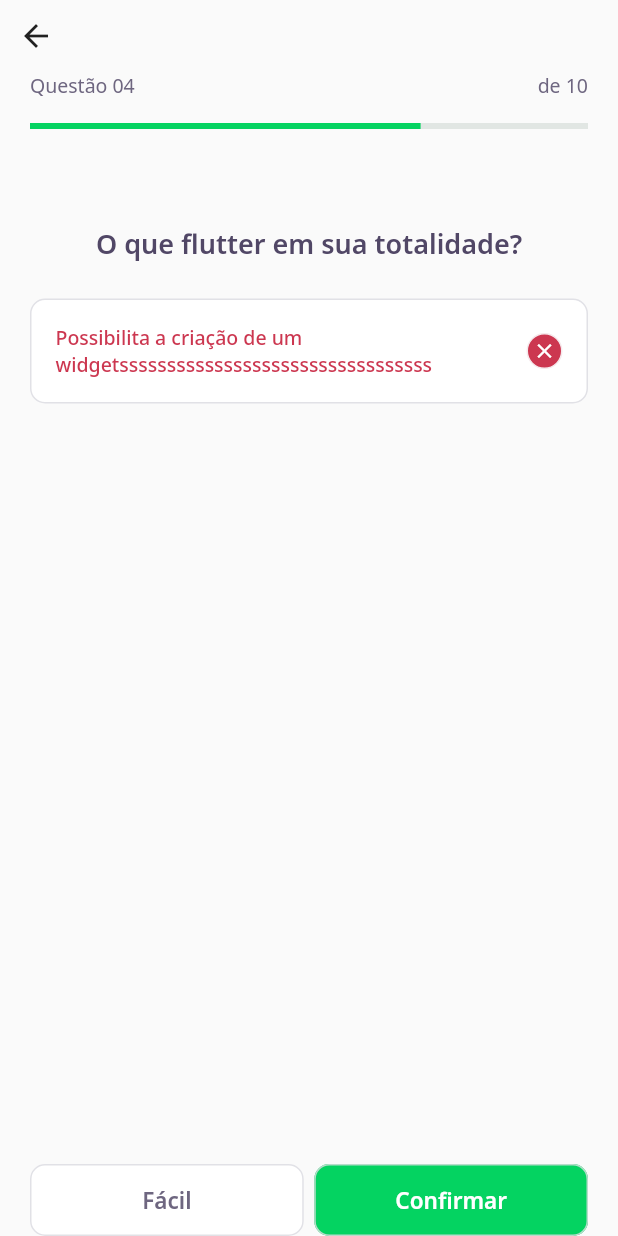
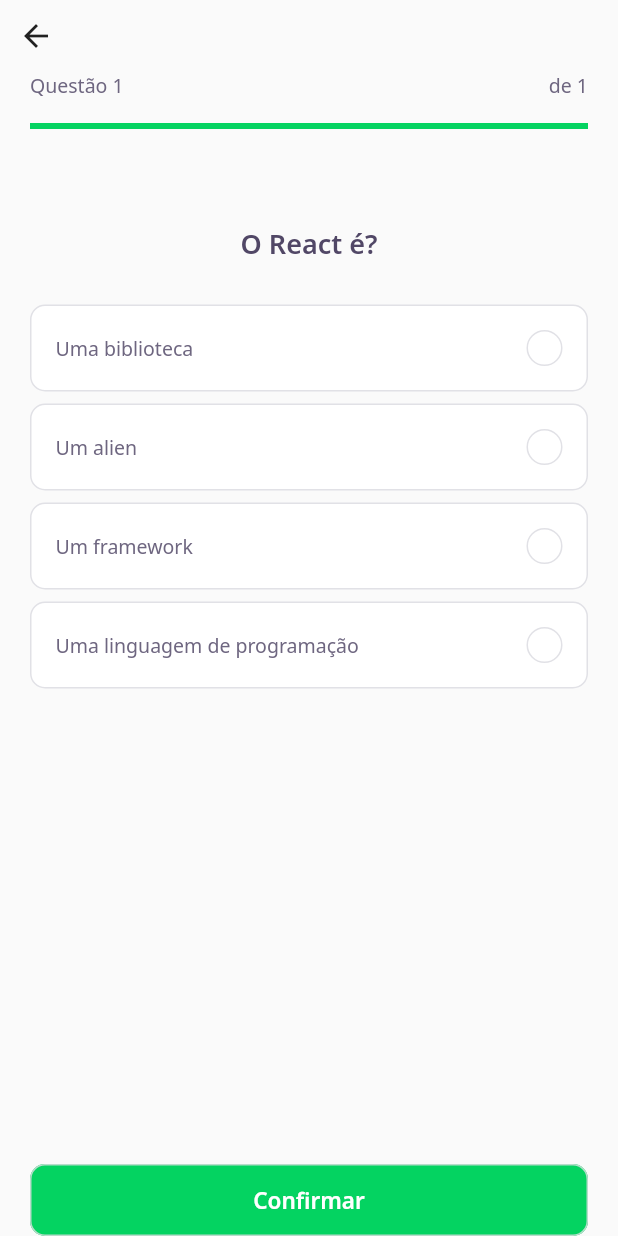
Before and after one commit to mora50/quiz_flutter_app, a Flutter app: the screen it shows after launch, after a tap on "React - fundamentos", on a phone screen of 412 x 824 dp. Run offline on Flutter 3.47's test engine with Material 2 defaults, Android fonts, the phone set to English and light mode, and no system bars; our stand-ins replace google_fonts; accounts and stored records are empty; network calls fail.

Commit message:
Question validations created and push to another page

```diff
--- a/assets/database/quizzes.json
+++ b/assets/database/quizzes.json
@@ -5,6 +5,15 @@
     "questionAnswered": 1,
     "level": "facil",
     "questions": [
+      {
+        "title": "Qual a linguagem que o Flutter usa?",
+        "answers": [
+          { "title": "Java" },
+          { "title": "Python" },
+          { "title": "PHP" },
+          { "title": "Dart", "isRight": true }
+        ]
+      },
       {
         "title": "Qual a linguagem que o Flutter usa?",
         "answers": [
--- a/assets/database/user.json
+++ b/assets/database/user.json
@@ -1,5 +1,5 @@
 {
-  "name": "Gabul DEV",
+  "name": "César DEV",
   "score": 75,
   "photoUrl": "https://avatars.githubusercontent.com/u/29106735?v=4"
 }
--- /dev/null
+++ b/lib/challenge/challenge_controller.dart
@@ -0,0 +1,7 @@
+import 'package:flutter/material.dart';
+
+class ChallengeController {
+  final currentPageNotifier = ValueNotifier<int>(1);
+  int get currentPage => currentPageNotifier.value;
+  set currentPage(int value) => currentPageNotifier.value = value;
+}
--- a/lib/challenge/challenge_page.dart
+++ b/lib/challenge/challenge_page.dart
@@ -1,16 +1,44 @@
+import 'package:first_app/challenge/challenge_controller.dart';
 import 'package:first_app/challenge/widgets/next_button/next_button_widget.dart';
 import 'package:first_app/challenge/widgets/question_indicator/question_indicator_widget.dart';
 import 'package:first_app/challenge/widgets/quiz/quiz_widget.dart';
+import 'package:first_app/shared/models/question_model.dart';
 import 'package:flutter/material.dart';
 
 class ChallengePage extends StatefulWidget {
-  ChallengePage({Key? key}) : super(key: key);
+  ChallengePage({Key? key, required this.questions}) : super(key: key);
+
+  final List<QuestionModel> questions;
 
   @override
   _ChallengePageState createState() => _ChallengePageState();
 }
 
 class _ChallengePageState extends State<ChallengePage> {
+  final controller = ChallengeController();
+
+  final pageController = PageController();
+
+  void initState() {
+    //Quando ocorrer alguma interação nas perguntas irá atualizar o current Page
+    pageController.addListener(() {
+      controller.currentPage = pageController.page!.toInt() + 1;
+    });
+
+    super.initState();
+  }
+
+  void nextPage() {
+    if (controller.currentPage < widget.questions.length) {
+      Future.delayed(Duration(seconds: 1)).then(
+        (value) => pageController.nextPage(
+          duration: Duration(milliseconds: 200),
+          curve: Curves.linear,
+        ),
+      );
+    }
+  }
+
   @override
   Widget build(BuildContext context) {
     return Scaffold(
@@ -20,28 +48,52 @@ class _ChallengePageState extends State<ChallengePage> {
           top: true,
           child: Column(
             crossAxisAlignment: CrossAxisAlignment.start,
-            children: [BackButton(), QuestionIndicatorWidget()],
+            children: [
+              BackButton(),
+              //observador do controller challenge page
+              ValueListenableBuilder<int>(
+                valueListenable: controller.currentPageNotifier,
+                builder: (context, value, _) => QuestionIndicatorWidget(
+                  currentPage: value,
+                  length: widget.questions.length,
+                ),
+              ),
+            ],
           ),
         ),
       ),
-      body: QuizWidget(
-        title: "O que flutter em sua totalidade?",
+      body: PageView(
+        //remove os scrollX
+        physics: NeverScrollableScrollPhysics(),
+        controller: pageController,
+        children: widget.questions
+            .map((e) => QuizWidget(
+                  question: e,
+                  onChange: nextPage,
+                ))
+            .toList(),
       ),
       bottomNavigationBar: SafeArea(
         bottom: true,
         child: Padding(
           padding: const EdgeInsets.symmetric(horizontal: 20),
-          child: Row(
+          child: ValueListenableBuilder<int>(
+            valueListenable: controller.currentPageNotifier,
+            builder: (contenxt, value, _) => Row(
               mainAxisAlignment: MainAxisAlignment.spaceAround,
               children: [
+                if (value < widget.questions.length)
                   Expanded(
-                child: NextButtonWidget.white(label: "Fácil", onTap: () {}),
+                    child:
+                        NextButtonWidget.white(label: "Pular", onTap: nextPage),
                   ),
-              SizedBox(width: 7),
+                if (value == widget.questions.length)
                   Expanded(
-                child: NextButtonWidget.green(label: "Confirmar", onTap: () {}),
+                    child: NextButtonWidget.green(
+                        label: "Confirmar", onTap: () {}),
                   ),
               ],
+            ),
           ),
         ),
       ),
--- a/lib/challenge/widgets/anwser/anwser_widget.dart
+++ b/lib/challenge/widgets/anwser/anwser_widget.dart
@@ -1,61 +1,77 @@
 import 'package:first_app/core/core.dart';
+import 'package:first_app/shared/models/answer_model.dart';
 import 'package:flutter/material.dart';
 
 class AnwserWidget extends StatelessWidget {
-  final String question;
-  final bool isRight;
+  final AnswerModel answer;
   final bool isSelected;
+  final VoidCallback onTap;
+  final bool disabled;
+
   const AnwserWidget(
       {Key? key,
-      required this.question,
-      this.isRight = false,
-      this.isSelected = false})
+      required this.answer,
+      this.isSelected = false,
+      required this.onTap,
+      this.disabled = false})
       : super(key: key);
 
   Color get _selectedColorRight =>
-      isRight ? AppColors.darkGreen : AppColors.darkRed;
+      answer.isRight ? AppColors.darkGreen : AppColors.darkRed;
 
   Color get _selectedBorderRight =>
-      isRight ? AppColors.lightGreen : AppColors.lightRed;
+      answer.isRight ? AppColors.lightGreen : AppColors.darkRed;
 
   Color get _selectedColorCardRight =>
-      isRight ? AppColors.lightGreen : AppColors.lightRed;
+      answer.isRight ? AppColors.lightGreen : AppColors.lightRed;
 
   TextStyle get _selectedTextStyledRight =>
-      isRight ? AppTextStyles.bodyDarkGreen : AppTextStyles.bodyDarkRed;
+      answer.isRight ? AppTextStyles.bodyDarkGreen : AppTextStyles.bodyDarkRed;
 
   Color get _selectedBorderCardRight =>
-      isRight ? AppColors.green : AppColors.red;
+      answer.isRight ? AppColors.green : AppColors.red;
 
-  IconData get _selectedIconRight => isRight ? Icons.check : Icons.close;
+  IconData get _selectedIconRight => answer.isRight ? Icons.check : Icons.close;
 
   @override
   Widget build(BuildContext context) {
-    return Container(
+    return Padding(
+      padding: const EdgeInsets.symmetric(vertical: 4),
+      child: IgnorePointer(
+        //parametro para bloquear após selecionar alguma resposta
+        ignoring: disabled,
+        child: GestureDetector(
+          onTap: onTap,
+          child: Container(
             padding: const EdgeInsets.all(16),
             decoration: BoxDecoration(
-          color: isRight ? _selectedColorCardRight : AppColors.white,
+              color: isSelected ? _selectedColorCardRight : AppColors.white,
               border: Border.fromBorderSide(
                 BorderSide(
-                color: isRight ? _selectedBorderCardRight : AppColors.border),
+                    color: isSelected
+                        ? _selectedBorderCardRight
+                        : AppColors.border),
               ),
-          borderRadius: BorderRadius.circular(10)),
+              borderRadius: BorderRadius.circular(10),
+            ),
             child: Row(
               mainAxisAlignment: MainAxisAlignment.spaceBetween,
               children: [
                 Expanded(
-            child: Text(question,
-                style:
-                    isSelected ? _selectedTextStyledRight : AppTextStyles.body),
+                  child: Text(answer.title,
+                      style: isSelected
+                          ? _selectedTextStyledRight
+                          : AppTextStyles.body),
                 ),
                 Container(
                   decoration: BoxDecoration(
-              color: isSelected ? _selectedColorRight : AppColors.darkGreen,
+                    color: isSelected ? _selectedColorRight : AppColors.white,
                     borderRadius: BorderRadius.circular(500),
                     border: Border.fromBorderSide(
                       BorderSide(
-                    color:
-                        isSelected ? _selectedBorderRight : AppColors.border),
+                          color: isSelected
+                              ? _selectedBorderRight
+                              : AppColors.border),
                     ),
                   ),
                   height: 24,
@@ -70,6 +86,9 @@ class AnwserWidget extends StatelessWidget {
                 )
               ],
             ),
+          ),
+        ),
+      ),
     );
   }
 }
--- a/lib/challenge/widgets/question_indicator/question_indicator_widget.dart
+++ b/lib/challenge/widgets/question_indicator/question_indicator_widget.dart
@@ -3,7 +3,11 @@ import 'package:first_app/shared/widgets/progress_indicator/progress_indicator_w
 import 'package:flutter/material.dart';
 
 class QuestionIndicatorWidget extends StatelessWidget {
-  const QuestionIndicatorWidget({Key? key}) : super(key: key);
+  final int currentPage;
+  final int length;
+  const QuestionIndicatorWidget(
+      {Key? key, required this.currentPage, required this.length})
+      : super(key: key);
 
   @override
   Widget build(BuildContext context) {
@@ -14,13 +18,13 @@ class QuestionIndicatorWidget extends StatelessWidget {
           Row(
             mainAxisAlignment: MainAxisAlignment.spaceBetween,
             children: [
-              Text("Questão 04", style: AppTextStyles.body),
-              Text("de 10", style: AppTextStyles.body)
+              Text("Questão $currentPage", style: AppTextStyles.body),
+              Text("de $length", style: AppTextStyles.body)
             ],
           ),
           SizedBox(height: 16),
           ProgressIndicatorWidget(
-            value: 0.7,
+            value: currentPage / length,
           )
         ]),
       ),
--- a/lib/challenge/widgets/quiz/quiz_widget.dart
+++ b/lib/challenge/widgets/quiz/quiz_widget.dart
@@ -1,10 +1,23 @@
 import 'package:first_app/challenge/widgets/anwser/anwser_widget.dart';
 import 'package:first_app/core/core.dart';
+import 'package:first_app/shared/models/answer_model.dart';
+import 'package:first_app/shared/models/question_model.dart';
 import 'package:flutter/material.dart';
 
-class QuizWidget extends StatelessWidget {
-  final String title;
-  const QuizWidget({Key? key, required this.title}) : super(key: key);
+class QuizWidget extends StatefulWidget {
+  final QuestionModel question;
+  final VoidCallback onChange;
+  const QuizWidget({Key? key, required this.question, required this.onChange})
+      : super(key: key);
+
+  @override
+  _QuizWidgetState createState() => _QuizWidgetState();
+}
+
+class _QuizWidgetState extends State<QuizWidget> {
+  int indexSelected = -1;
+
+  AnswerModel answer(int index) => widget.question.answers[index];
 
   @override
   Widget build(BuildContext context) {
@@ -17,17 +30,24 @@ class QuizWidget extends StatelessWidget {
               height: 64,
             ),
             Text(
-              title,
+              widget.question.title,
               style: AppTextStyles.heading,
             ),
             SizedBox(
               height: 24,
             ),
-            AnwserWidget(
-                isSelected: true,
-                isRight: false,
-                question:
-                    "Possibilita a criação de um widgetsssssssssssssssssssssssssssssssss")
+            for (var i = 0; i < widget.question.answers.length; i++)
+              AnwserWidget(
+                answer: answer(i),
+                isSelected: indexSelected == i,
+                disabled: indexSelected != -1,
+                onTap: () {
+                  indexSelected = i;
+                  widget.onChange();
+
+                  setState(() {});
+                },
+              )
           ],
         ),
       ),
--- a/lib/home/home_page.dart
+++ b/lib/home/home_page.dart
@@ -76,7 +76,9 @@ class _HomePageState extends State<HomePage> {
                               Navigator.push(
                                 context,
                                 MaterialPageRoute(
-                                  builder: (context) => ChallengePage(),
+                                  builder: (context) => ChallengePage(
+                                    questions: e.questions,
+                                  ),
                                 ),
                               );
                             },
--- a/pubspec.yaml
+++ b/pubspec.yaml
@@ -1,9 +1,9 @@
 name: first_app
-description: DevQuiz - Gabul DEV
+description: DevQuiz - César DEV
 version: 1.0.0+1
 
 environment:
-  sdk: ">=2.12.0 <3.0.0"
+  sdk: '>=2.12.0 <3.0.0'
 
 dependencies:
   flutter:
```
Lines whose indentation alone changed are shown as unchanged.
